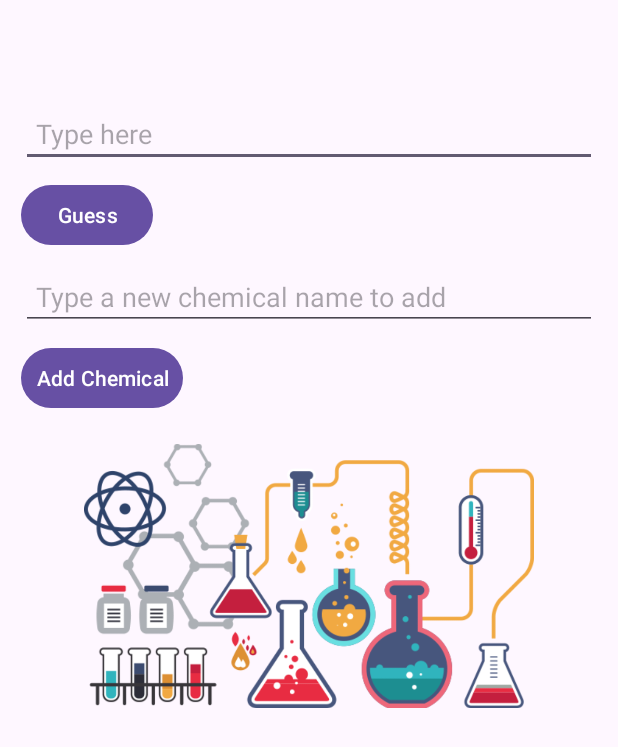
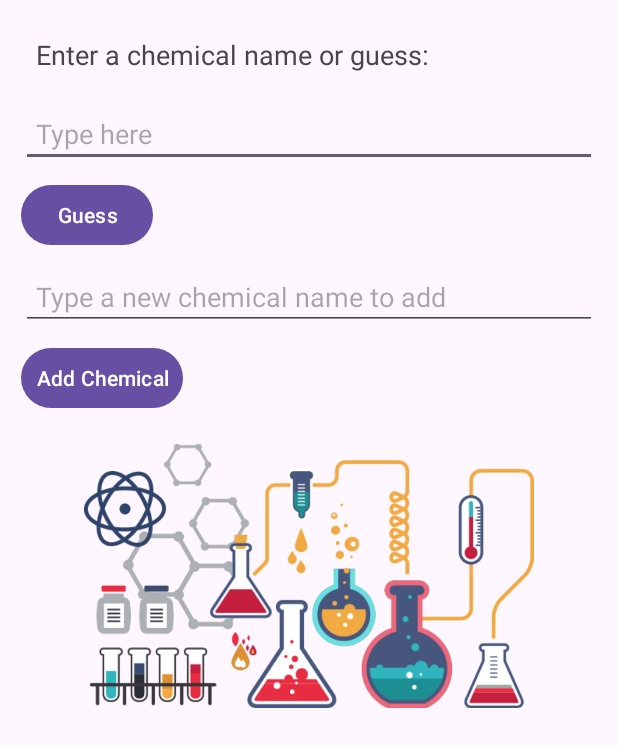
Before and after one commit to ksmaprince/CS_473_Mobile_Device_Programming, an Android app: the layout activity_main.xml on its own in the app's theme, with its tools: preview values and no code run, on a phone screen of 412 x 824 dp. Shown: the top 747 px of the screen. Run offline under Robolectric (Android 15) with nearby library versions, the phone set to English and light mode, and no system bars.

Commit message:
Ready to submit assignment

```diff
--- a/ASS_2/app/src/main/java/com/khun/chemicalguessinggame/MainActivity.kt
+++ b/ASS_2/app/src/main/java/com/khun/chemicalguessinggame/MainActivity.kt
@@ -20,6 +20,7 @@ class MainActivity : AppCompatActivity() {
                     binding.tvResult.text = "Chemical '$chemicalName' is already available"
                 }else{
                     chemicals.add(chemicalName)
+                    binding.tvResult.text = "Chemical $chemicalName added successfully"
                 }
             }
         }
--- a/ASS_2/app/src/main/res/layout/activity_main.xml
+++ b/ASS_2/app/src/main/res/layout/activity_main.xml
@@ -14,7 +14,7 @@
         android:layout_height="wrap_content"
         android:textSize="18sp"
         android:padding="10dp"
-        android:layout_gravity="center_horizontal"
+        android:text="@string/enter_a_chemical_name_or_guess"
         android:layout_margin="4dp"/>
 
     <EditText
--- a/ASS_2/app/src/main/res/values/strings.xml
+++ b/ASS_2/app/src/main/res/values/strings.xml
@@ -4,4 +4,5 @@
     <string name="guess">Guess</string>
     <string name="type_a_new_chemical_name_to_add">Type a new chemical name to add</string>
     <string name="add_chemical">Add Chemical</string>
+    <string name="enter_a_chemical_name_or_guess">Enter a chemical name or guess:</string>
 </resources>
```
Also changed, not shown: 1 other file.
